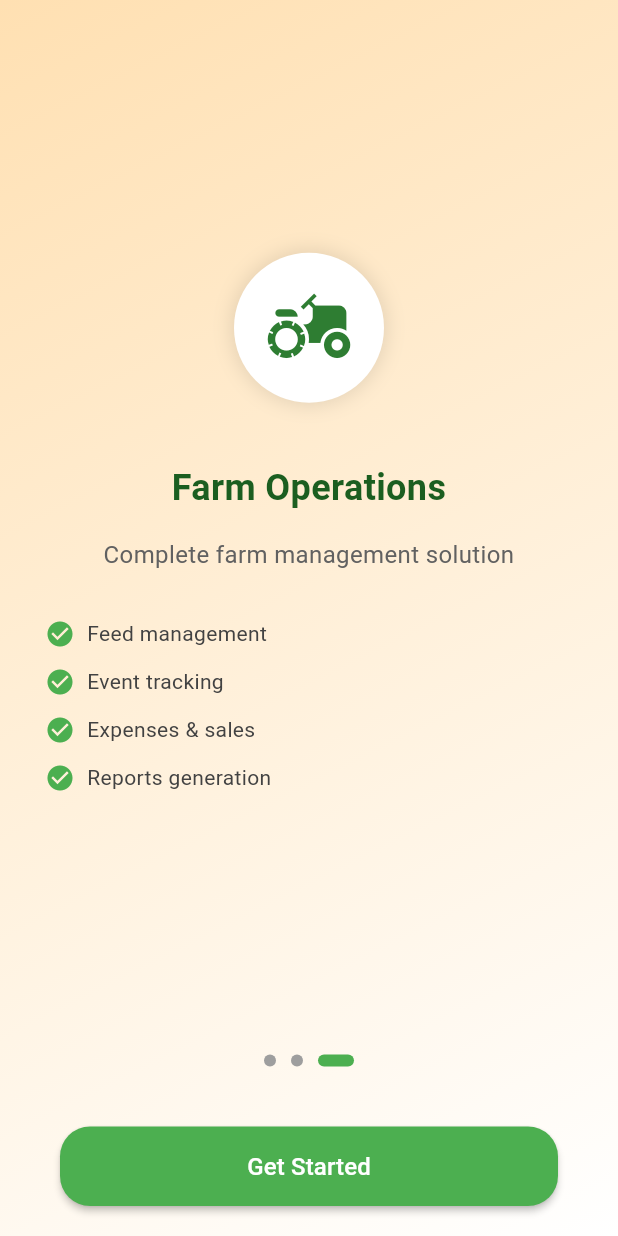
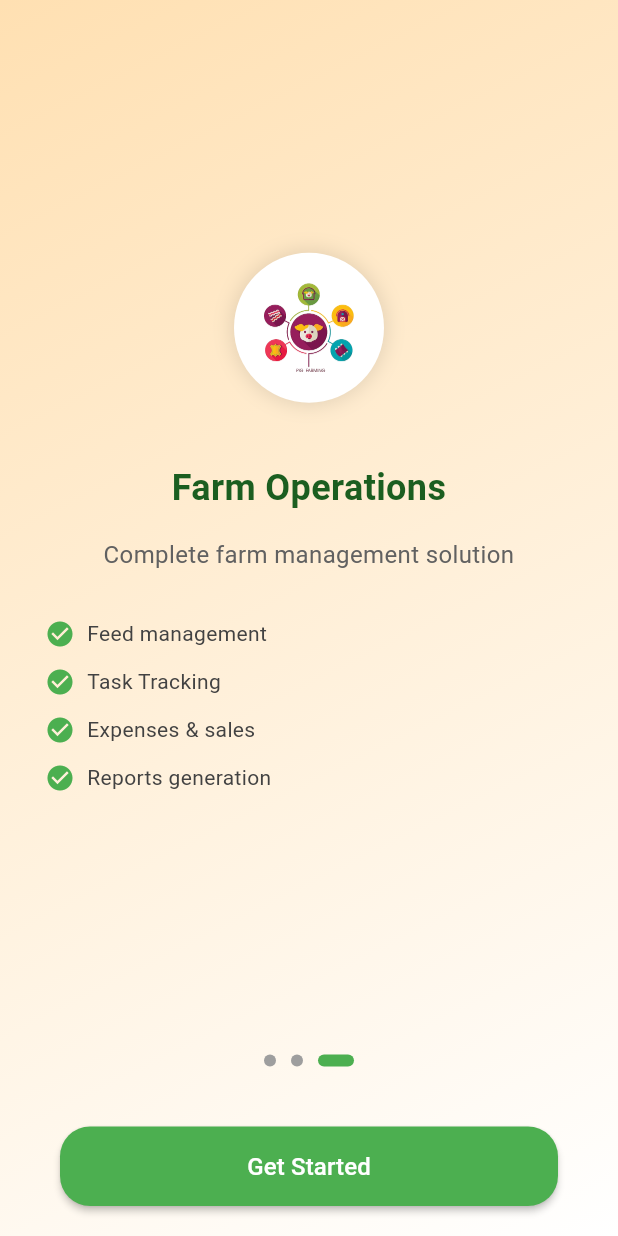
Before and after one commit to ChristianLascayDinoy/PigCare, a Flutter app: the screen it shows after launch, swiped to page 3, on a phone screen of 412 x 824 dp. Run offline on Flutter 3.47's test engine with Material 3 defaults, Android fonts, the phone set to English and light mode, and no system bars; drawn by our look-alikes of smooth_page_indicator; our stand-ins replace fl_chart, flutter_local_notifications, flutter_timezone, hive, hive_flutter, image_picker and 5 more; accounts and stored records are empty.

Commit message:
Phase 3 Feeds and Task Management partial

```diff
--- a/lib/core/views/intro/intro_screen.dart
+++ b/lib/core/views/intro/intro_screen.dart
@@ -18,7 +18,7 @@ class _IntroScreenState extends State<IntroScreen> {
     OnboardingPage(
       title: "Pigpen Management",
       description: "Track all your pigpens and their populations at a glance",
-      icon: Icons.home_work,
+      imagePath: "lib/assets/images/pigpen.png",
       color: Colors.green.shade100,
       features: [
         "View total pigpen count",
@@ -29,7 +29,7 @@ class _IntroScreenState extends State<IntroScreen> {
     OnboardingPage(
       title: "Pig Tracking",
       description: "Monitor individual pigs with detailed records",
-      icon: Icons.pets,
+      imagePath: "lib/assets/images/pig.png",
       color: Colors.blue.shade100,
       features: [
         "Track growth and health",
@@ -40,11 +40,11 @@ class _IntroScreenState extends State<IntroScreen> {
     OnboardingPage(
       title: "Farm Operations",
       description: "Complete farm management solution",
-      icon: Icons.agriculture,
+      imagePath: "lib/assets/images/pig_farm.png",
       color: Colors.orange.shade100,
       features: [
         "Feed management",
-        "Event tracking",
+        "Task Tracking",
         "Expenses & sales",
         "Reports generation"
       ],
@@ -209,10 +209,11 @@ class OnboardingPageContent extends StatelessWidget {
                 ),
               ],
             ),
-            child: Icon(
-              page.icon,
-              size: 60,
-              color: Colors.green[800],
+            child: Image.asset(
+              page.imagePath,
+              height: 60,
+              width: 60, // Add width for consistency
+              fit: BoxFit.contain, // Ensures proper image scaling
             ),
           ),
 
@@ -282,14 +283,14 @@ class OnboardingPageContent extends StatelessWidget {
 class OnboardingPage {
   final String title;
   final String description;
-  final IconData icon;
+  final String imagePath;
   final Color color;
   final List<String> features;
 
   const OnboardingPage({
     required this.title,
     required this.description,
-    required this.icon,
+    required this.imagePath,
     required this.color,
     required this.features,
   });
--- a/lib/core/views/tasks/task_management_screen.dart
+++ b/lib/core/views/tasks/task_management_screen.dart
@@ -132,7 +132,7 @@ class _TaskManagementScreenState extends State<TaskManagementScreen> {
               style: TextStyle(fontWeight: FontWeight.bold),
             ),
           ],
-        ), // Changed from Event Management
+        ),
         centerTitle: true,
         backgroundColor: Colors.green[700],
         actions: [
--- a/pubspec.yaml
+++ b/pubspec.yaml
@@ -91,6 +91,7 @@ flutter:
   - lib/assets/images/expenses.png
   - lib/assets/images/sales.png
   - lib/assets/images/reports.png
+  - lib/assets/images/pig_farm.png
   #   - images/a_dot_ham.jpeg
 
   # An image asset can refer to one or more resolution-specific "variants", see
```
Also changed, not shown: lib/core/views/sales/sales_management_screen.dart (+19 -1 lines), lib/assets/images/pig_farm.png (added).
